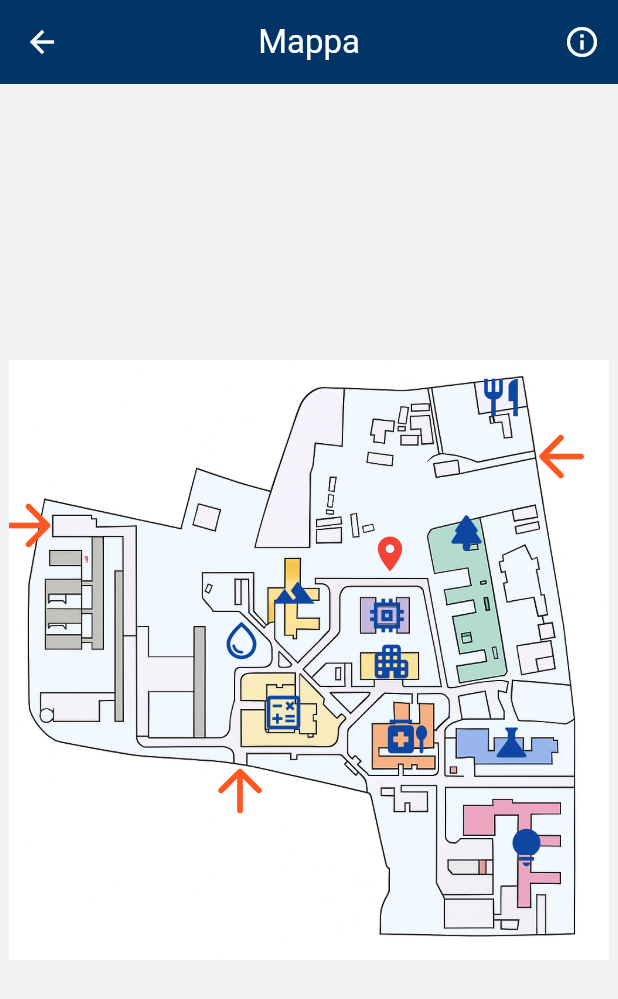
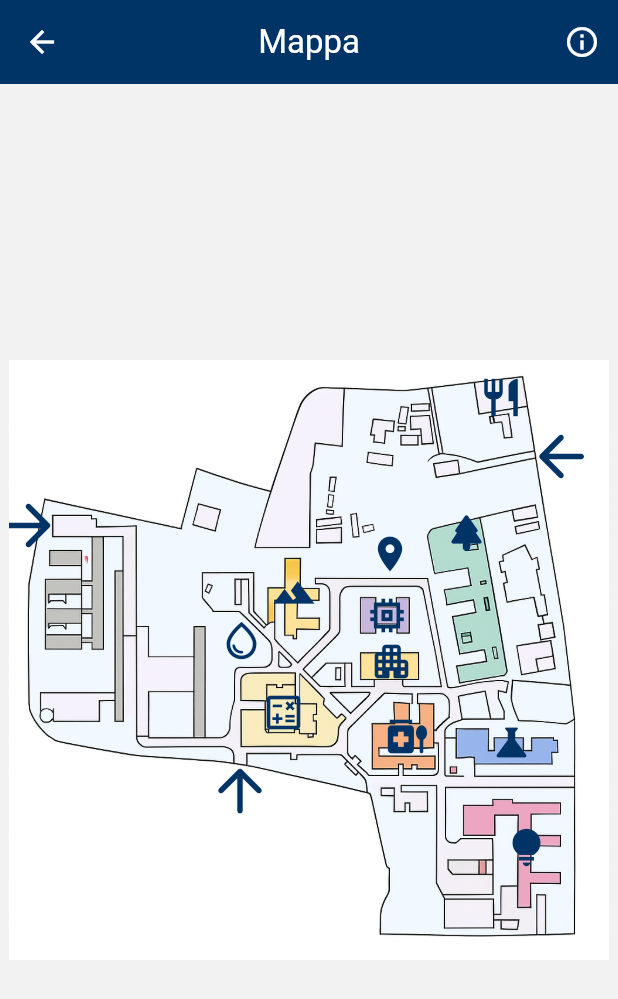
Before and after one commit to FullMetalMar/WeUniba, a Flutter app: the MapPage screen opened directly, on a phone screen of 412 x 824 dp. Shown: the top 999 px of the screen. Run offline on Flutter 3.47's test engine with Material 3 defaults, Android fonts, the phone set to English and light mode, and no system bars; our stand-ins replace audioplayers; missing offline and left inert: flutter_pdfview, mobile_scanner.

Commit message:
cambio colori icone

```diff
--- a/lib/map_page.dart
+++ b/lib/map_page.dart
@@ -194,7 +194,7 @@
           ),
         );
       },
-      child: Icon(Icons.location_on, size: 28, color: Colors.red),
+      child: Icon(Icons.location_on, size: 28, color: Color(0xFF003366)),
     );
   }
 }
@@ -216,7 +216,7 @@
         ),
       );
     },
-    child: Icon(icon, size: 46, color: Colors.deepOrange),
+    child: Icon(icon, size: 46, color: Color(0xFF003366)),
   );
 }
 
@@ -238,7 +238,7 @@
         ),
       );
     },
-    child: Icon(icon, size: 30, color: Colors.blue[900]),
+    child: Icon(icon, size: 30, color: Color(0xFF003366)),
   );
 }
 
```
